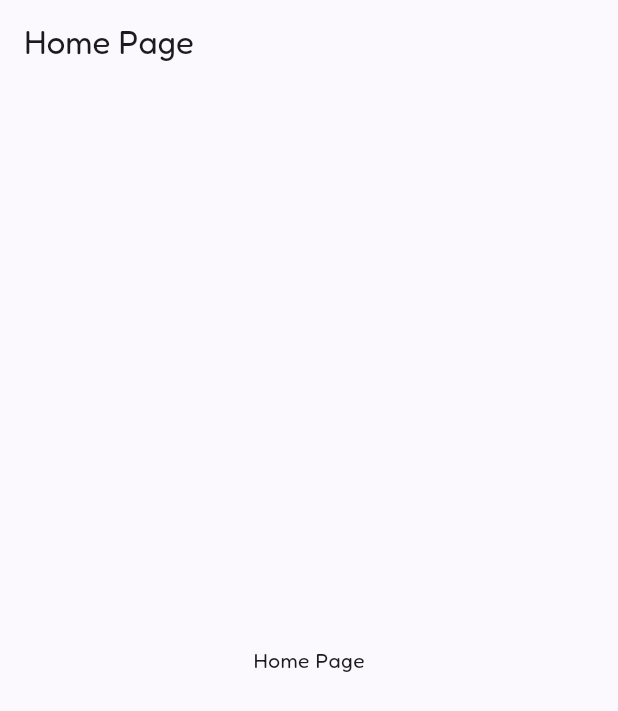
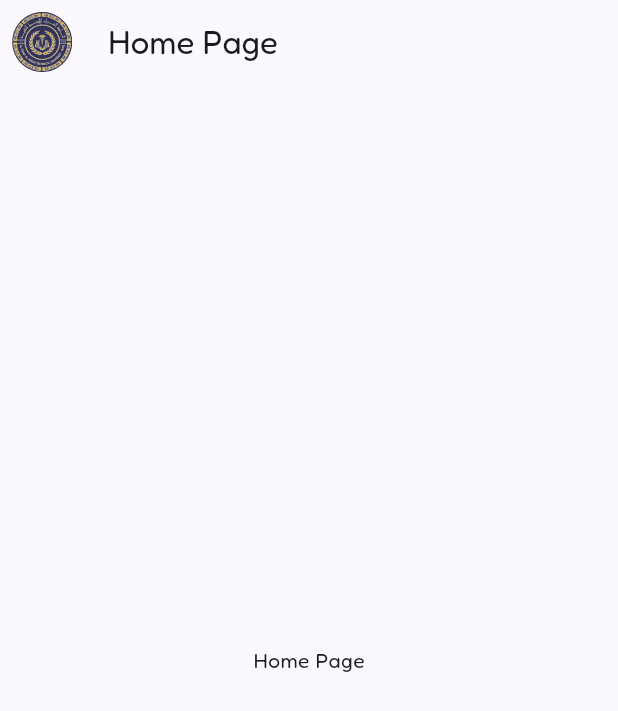
Before and after one commit to Ameer-Salem/atu_msg_project, a Flutter app: the screen it shows after launch, on a phone screen of 412 x 824 dp. Shown: the top 711 px of the screen. Run offline on Flutter 3.47's test engine with Material 3 defaults, Android fonts, the phone set to English and light mode, and no system bars; our stand-ins replace adaptive_theme, flutter_svg, google_fonts.

Commit message:
Add theme configuration, utility functions, asset management, and home page UI
- Implement MaterialTheme class with light and dark color schemes.
- Create utility function for generating text themes using Google Fonts.
- Add AssetsManager class for managing asset paths.
- Develop HomePage widget with an AppBar and SVG logo integration.

```diff
--- /dev/null
+++ b/lib/core/utilities/assets_manager.dart
@@ -0,0 +1,5 @@
+class AssetsManager {
+  static const String atuLogo = "assets/images/atu_400x400.svg";
+
+  // Add more assets as needed
+}
--- a/lib/main.dart
+++ b/lib/main.dart
@@ -1,7 +1,7 @@
 import 'package:adaptive_theme/adaptive_theme.dart';
-import 'package:atu_msg_project/pages/home_page.dart';
-import 'package:atu_msg_project/theme.dart';
-import 'package:atu_msg_project/util.dart';
+import 'package:atu_msg_project/presentation/pages/home_page.dart';
+import 'package:atu_msg_project/config/theme.dart';
+import 'package:atu_msg_project/config/util.dart';
 import 'package:flutter/material.dart';
 
 void main() {
@@ -28,7 +28,7 @@ class MyApp extends StatelessWidget {
           title: 'Flutter Demo',
           theme: theme,
           darkTheme: darkTheme,
-          home: const HomePage(),
+          home: SafeArea(child: const HomePage()),
         );
       },
     );
--- a/lib/pages/home_page.dart
+++ /dev/null
@@ -1,15 +0,0 @@
-import 'package:flutter/material.dart';
-
-class HomePage extends StatelessWidget {
-  const HomePage({super.key});
-
-  @override
-  Widget build(BuildContext context) {
-    String title = 'Home Page';
-
-    return Scaffold(
-      appBar: AppBar(title: Text(title)),
-      body: Center(child: Text('Home Page')),
-    );
-  }
-}
--- /dev/null
+++ b/lib/presentation/pages/home_page.dart
@@ -0,0 +1,25 @@
+import 'package:flutter/material.dart';
+import 'package:flutter_svg/svg.dart';
+
+class HomePage extends StatelessWidget {
+  const HomePage({super.key});
+
+  @override
+  Widget build(BuildContext context) {
+    String title = 'Home Page';
+
+    return Scaffold(
+      appBar: AppBar(
+        leading: Container(
+          padding: const EdgeInsets.all(8.0),
+          child: SvgPicture.asset(
+            'assets/icons/atu_400x400.svg',
+          ),
+        ),
+        title: Text(title),
+        centerTitle: false,
+      ),
+      body: Center(child: Text('Home Page')),
+    );
+  }
+}
```
Also changed, not shown: pubspec.yaml (+4 -3 lines), assets/icons/atu_400x400.svg (added), lib/config/theme.dart (renamed from lib/theme.dart), lib/config/util.dart (renamed from lib/util.dart), pubspec.lock, 1 other file.
